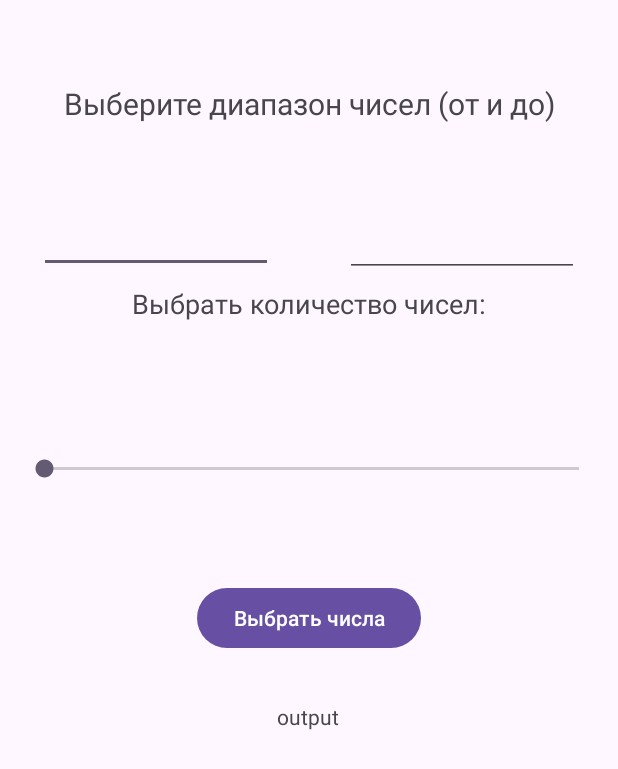
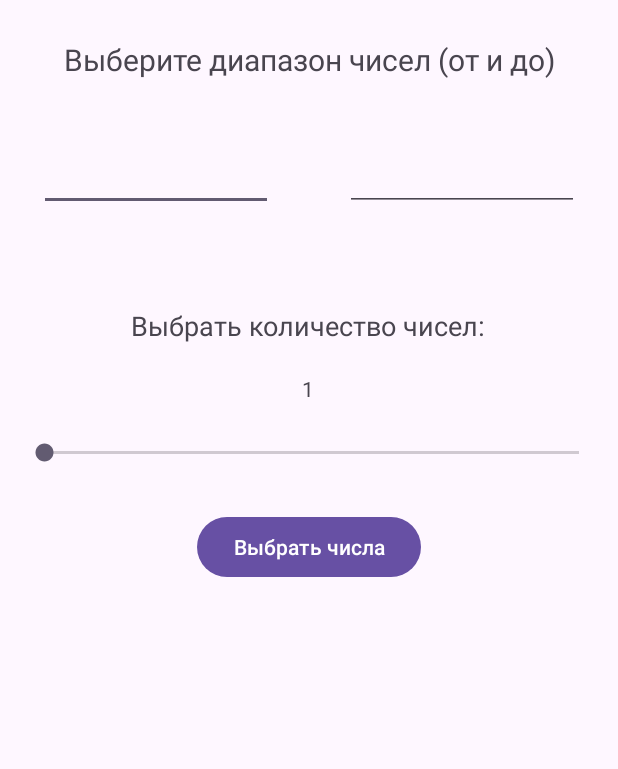
Before and after one commit to myfenix92/RandomNumberApp, an Android app: the screen it shows after launch (MainActivity), on a phone screen of 412 x 824 dp. Shown: the top 769 px of the screen. Run offline under Robolectric (Android 15) with nearby library versions, the phone set to English and light mode, and no system bars.

Commit message:
feat: add choose number

```diff
--- a/app/src/main/res/layout/activity_main.xml
+++ b/app/src/main/res/layout/activity_main.xml
@@ -7,32 +7,48 @@
     android:padding="10dp"
     tools:context=".MainActivity">
 
+
     <TextView
         android:id="@+id/range"
         android:layout_width="wrap_content"
         android:layout_height="wrap_content"
-        android:layout_marginTop="45dp"
+        android:layout_marginTop="16dp"
         android:text="@string/range"
-        android:textSize="20sp"
+        android:textSize="20dp"
         app:layout_constraintEnd_toEndOf="parent"
         app:layout_constraintStart_toStartOf="parent"
         app:layout_constraintTop_toTopOf="parent" />
 
-    <TextView
-        android:id="@+id/outputNumbers"
-        android:layout_width="wrap_content"
+    <ScrollView
+        android:id="@+id/ScrollView01"
+        android:layout_width="match_parent"
         android:layout_height="0dp"
-        android:layout_marginTop="32dp"
-        android:text="output"
+        android:layout_marginTop="24dp"
+        app:layout_constraintBottom_toBottomOf="parent"
         app:layout_constraintEnd_toEndOf="parent"
-        app:layout_constraintHorizontal_bias="0.498"
+        app:layout_constraintHorizontal_bias="0.842"
         app:layout_constraintStart_toStartOf="parent"
-        app:layout_constraintTop_toBottomOf="@+id/button" />
+        app:layout_constraintTop_toBottomOf="@+id/button"
+        app:layout_constraintVertical_bias="0.017">
+
+        <TextView
+            android:id="@+id/outputNumbers"
+            android:layout_width="match_parent"
+            android:layout_height="wrap_content"
+            android:layout_marginTop="0dp"
+            android:gravity="center"
+            android:scrollbars="vertical"
+            android:textSize="28sp"
+            app:layout_constraintEnd_toEndOf="parent"
+            app:layout_constraintHorizontal_bias="0.498"
+            app:layout_constraintStart_toStartOf="parent"
+            app:layout_constraintTop_toBottomOf="@+id/button" />
+    </ScrollView>
 
     <EditText
         android:id="@+id/fromNumber"
         android:layout_width="156dp"
-        android:layout_height="67dp"
+        android:layout_height="55dp"
         android:layout_marginStart="16dp"
         android:layout_marginTop="32dp"
         android:ems="10"
@@ -43,31 +59,33 @@
     <EditText
         android:id="@+id/toNumber"
         android:layout_width="156dp"
-        android:layout_height="67dp"
+        android:layout_height="55dp"
+        android:layout_marginTop="32dp"
         android:layout_marginEnd="16dp"
         android:ems="10"
         android:inputType="numberSigned"
-        app:layout_constraintBottom_toBottomOf="parent"
         app:layout_constraintEnd_toEndOf="parent"
-        app:layout_constraintTop_toBottomOf="@+id/range"
-        app:layout_constraintVertical_bias="0.052" />
+        app:layout_constraintTop_toBottomOf="@+id/range" />
 
     <Button
         android:id="@+id/button"
         android:layout_width="wrap_content"
         android:layout_height="wrap_content"
+        android:layout_marginTop="72dp"
+        android:onClick="chooseRangeNumbers"
         android:text="@string/button"
-        app:layout_constraintBottom_toBottomOf="parent"
         app:layout_constraintEnd_toEndOf="parent"
         app:layout_constraintStart_toStartOf="parent"
-        app:layout_constraintTop_toTopOf="parent" />
+        app:layout_constraintTop_toBottomOf="@+id/countNumber" />
 
     <TextView
         android:id="@+id/countNumber"
         android:layout_width="wrap_content"
         android:layout_height="wrap_content"
-        android:layout_marginTop="28dp"
+        android:layout_marginTop="20dp"
+        android:text="1"
         app:layout_constraintEnd_toEndOf="parent"
+        app:layout_constraintHorizontal_bias="0.498"
         app:layout_constraintStart_toStartOf="parent"
         app:layout_constraintTop_toBottomOf="@+id/countNumberText" />
 
@@ -79,19 +97,30 @@
         android:progress="1"
         app:layout_constraintBottom_toTopOf="@+id/button"
         app:layout_constraintEnd_toEndOf="parent"
-        app:layout_constraintHorizontal_bias="0.842"
+        app:layout_constraintHorizontal_bias="0.473"
         app:layout_constraintStart_toStartOf="parent"
         app:layout_constraintTop_toBottomOf="@+id/countNumber"
-        app:layout_constraintVertical_bias="0.21" />
+        app:layout_constraintVertical_bias="0.0" />
 
     <TextView
         android:id="@+id/countNumberText"
         android:layout_width="wrap_content"
         android:layout_height="wrap_content"
-        android:layout_marginTop="8dp"
+        android:layout_marginTop="64dp"
         android:text="@string/count_number"
         android:textSize="18dp"
         app:layout_constraintEnd_toEndOf="parent"
+        app:layout_constraintHorizontal_bias="0.497"
         app:layout_constraintStart_toStartOf="parent"
         app:layout_constraintTop_toBottomOf="@+id/fromNumber" />
+
+    <TextView
+        android:id="@+id/textinput_error"
+        android:layout_width="wrap_content"
+        android:layout_height="wrap_content"
+        android:layout_marginTop="20dp"
+        android:textColor="@color/red"
+        app:layout_constraintEnd_toEndOf="parent"
+        app:layout_constraintStart_toStartOf="parent"
+        app:layout_constraintTop_toBottomOf="@+id/toNumber" />
 </androidx.constraintlayout.widget.ConstraintLayout>
--- a/app/src/main/res/values/colors.xml
+++ b/app/src/main/res/values/colors.xml
@@ -2,4 +2,5 @@
 <resources>
     <color name="black">#FF000000</color>
     <color name="white">#FFFFFFFF</color>
+    <color name="red">#FF0000</color>
 </resources>
--- a/app/src/main/res/values/strings.xml
+++ b/app/src/main/res/values/strings.xml
@@ -3,4 +3,6 @@
     <string name="range">Выберите диапазон чисел (от и до)</string>
     <string name="button">Выбрать числа</string>
     <string name="count_number">Выбрать количество чисел:</string>
+    <string name="error_toNumber">Второе число должно быть больше первого!</string>
+    <string name="error_empty">Заполните поле(я)</string>
 </resources>
```
Also changed, not shown: app/src/main/java/com/hfad/randomnumber/MainActivity.java (+43 -4 lines).
